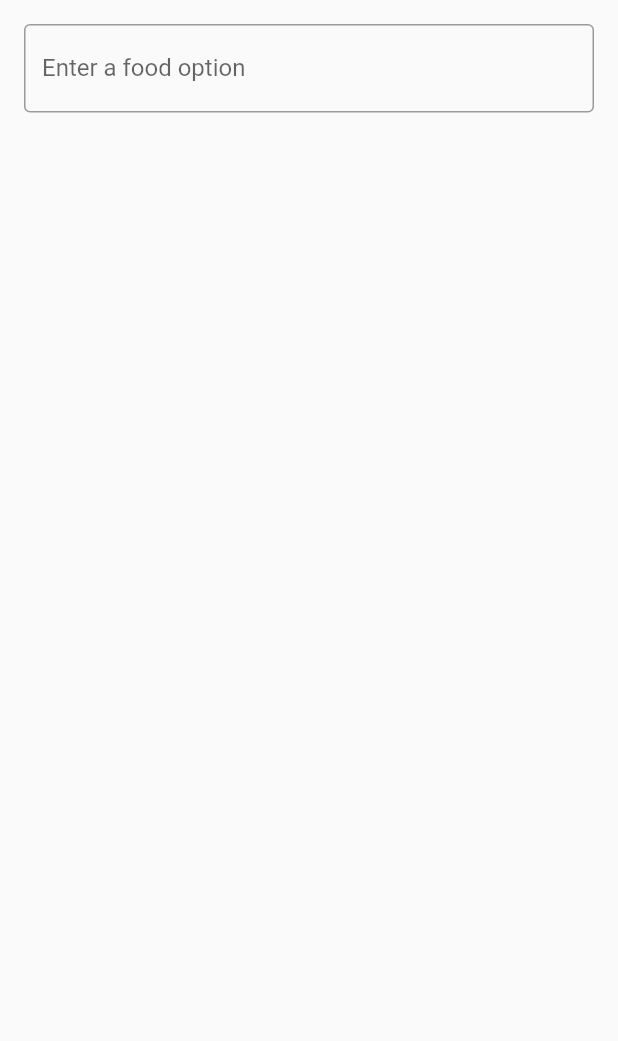
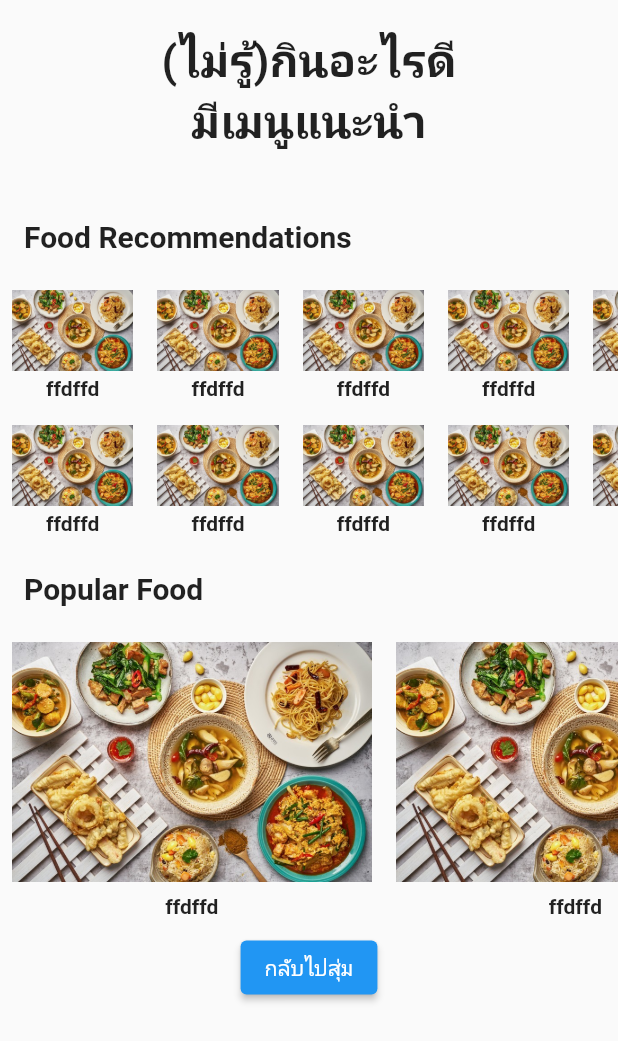
Before and after one commit to Phirada-Nilbai/Eat-is-a-Big-deal-APP_MobileApp-Project, a Flutter app: the screen it shows after launch, on a phone screen of 412 x 824 dp. Shown: the top 1041 px of the screen. Run offline on Flutter 3.47's test engine with Material 2 defaults, Android fonts, the phone set to English and light mode, and no system bars; our stand-ins replace google_fonts.

Commit message:
add recommend page un activity home page main

```diff
--- /dev/null
+++ b/flutter_project/lib/appscreen/food_recommend.dart
@@ -0,0 +1,172 @@
+import 'package:flutter/material.dart';
+
+class FoodRecommendApp extends StatelessWidget {
+  const FoodRecommendApp({Key? key}) : super(key: key);
+
+  @override
+  Widget build(BuildContext context) {
+    List<Food> recommendedFoods1 = [
+      Food(name: 'ffdffd', image: '1.jpg'),
+      Food(name: 'ffdffd', image: '1.jpg'),
+      Food(name: 'ffdffd', image: '1.jpg'),
+      Food(name: 'ffdffd', image: '1.jpg'),
+      Food(name: 'ffdffd', image: '1.jpg'),
+    ];
+
+    List<Food> recommendedFoods2 = [
+      Food(name: 'ffdffd', image: '1.jpg'),
+      Food(name: 'ffdffd', image: '1.jpg'),
+      Food(name: 'ffdffd', image: '1.jpg'),
+      Food(name: 'ffdffd', image: '1.jpg'),
+      Food(name: 'ffdffd', image: '1.jpg'),
+    ];
+
+    List<Food> popularFoods = [
+      Food(name: 'ffdffd', image: '1.jpg'),
+      Food(name: 'ffdffd', image: '1.jpg'),
+      Food(name: 'ffdffd', image: '1.jpg'),
+      Food(name: 'ffdffd', image: '1.jpg'),
+      Food(name: 'ffdffd', image: '1.jpg'),
+    ];
+
+    return Scaffold(
+      body: Column(
+        crossAxisAlignment: CrossAxisAlignment.start,
+        children: [
+          SizedBox(
+            height: 120,
+            child: Center(
+              child: Column(
+                mainAxisAlignment: MainAxisAlignment.center,
+                children: const [
+                  Text(
+                    '(ไม่รู้)กินอะไรดี',
+                    style: TextStyle(fontSize: 30, fontWeight: FontWeight.bold),
+                  ),
+                  Text(
+                    'มีเมนูแนะนำ',
+                    style: TextStyle(fontSize: 30, fontWeight: FontWeight.bold),
+                  ),
+                ],
+              ),
+            ),
+          ),
+          const SizedBox(height: 10),
+          const Padding(
+            padding: EdgeInsets.all(16.0),
+            child: Text(
+              'Food Recommendations',
+              style: TextStyle(fontSize: 20, fontWeight: FontWeight.bold),
+            ),
+          ),
+          SizedBox(
+            height: 90,
+            child: ListView.builder(
+              itemCount: recommendedFoods1.length,
+              scrollDirection: Axis.horizontal,
+              itemBuilder: (context, index) {
+                return Padding(
+                  padding: const EdgeInsets.all(8.0),
+                  child: Column(
+                    children: [
+                      Expanded(
+                        child: Image.asset(
+                          'images/${recommendedFoods1[index].image}',
+                          fit: BoxFit.cover,
+                        ),
+                      ),
+                      const SizedBox(height: 4),
+                      Text(
+                        recommendedFoods1[index].name,
+                        style: const TextStyle(fontWeight: FontWeight.bold),
+                      ),
+                    ],
+                  ),
+                );
+              },
+            ),
+          ),
+          SizedBox(
+            height: 90,
+            child: ListView.builder(
+              itemCount: recommendedFoods2.length,
+              scrollDirection: Axis.horizontal,
+              itemBuilder: (context, index) {
+                return Padding(
+                  padding: const EdgeInsets.all(8.0),
+                  child: Column(
+                    children: [
+                      Expanded(
+                        child: Image.asset(
+                          'images/${recommendedFoods2[index].image}',
+                          fit: BoxFit.cover,
+                        ),
+                      ),
+                      const SizedBox(height: 4),
+                      Text(
+                        recommendedFoods2[index].name,
+                        style: const TextStyle(fontWeight: FontWeight.bold),
+                      ),
+                    ],
+                  ),
+                );
+              },
+            ),
+          ),
+          const Padding(
+            padding: EdgeInsets.all(16.0),
+            child: Text(
+              'Popular Food',
+              style: TextStyle(fontSize: 20, fontWeight: FontWeight.bold),
+            ),
+          ),
+          SizedBox(
+            height: 200,
+            child: ListView.builder(
+              itemCount: popularFoods.length,
+              scrollDirection: Axis.horizontal,
+              itemBuilder: (context, index) {
+                return Padding(
+                  padding: const EdgeInsets.all(8.0),
+                  child: Column(
+                    children: [
+                      Expanded(
+                        child: Image.asset(
+                          'images/${popularFoods[index].image}',
+                          fit: BoxFit.cover,
+                        ),
+                      ),
+                      const SizedBox(height: 8),
+                      Text(
+                        popularFoods[index].name,
+                        style: const TextStyle(fontWeight: FontWeight.bold),
+                      ),
+                    ],
+                  ),
+                );
+              },
+            ),
+          ),
+          SizedBox(
+            height: 50,
+            child: Center(
+              child: ElevatedButton(
+                onPressed: () {
+                  // TODO: Add logic to randomize food recommendation
+                },
+                child: const Text('กลับไปสุ่ม'),
+              ),
+            ),
+          ),
+        ],
+      ),
+    );
+  }
+}
+
+class Food {
+  final String name;
+  final String image;
+
+  Food({required this.name, required this.image});
+}
--- a/flutter_project/lib/main.dart
+++ b/flutter_project/lib/main.dart
@@ -1,3 +1,5 @@
+// ignore_for_file: library_private_types_in_public_api
+
 /* import 'package:flutter/material.dart';
 import 'appscreen/home_page.dart';
 import 'appscreen/eatraidee_page.dart';
@@ -39,112 +41,12 @@ class CalculatePage extends StatelessWidget {
 }
  */
 
-import 'dart:async';
-import 'dart:math';
+import 'appscreen/food_recommend.dart';
 import 'package:flutter/material.dart';
-import 'package:flutter_spinning_wheel/flutter_spinning_wheel.dart';
 
 void main() {
-  runApp(MyApp());
+  runApp(const MaterialApp(
+    debugShowCheckedModeBanner: false,
+    home: FoodRecommendApp(),
+  ));
 }
-
-class MyApp extends StatelessWidget {
-  @override
-  Widget build(BuildContext context) {
-    return MaterialApp(
-      title: 'Random Food Spinner',
-      theme: ThemeData(
-        primarySwatch: Colors.blue,
-      ),
-      home: RandomFoodSpinner(),
-    );
-  }
-}
-
-class RandomFoodSpinner extends StatefulWidget {
-  @override
-  _RandomFoodSpinnerState createState() => _RandomFoodSpinnerState();
-}
-
-class _RandomFoodSpinnerState extends State<RandomFoodSpinner> {
-  TextEditingController _textController = TextEditingController();
-  List<String> _foodOptions = [];
-
-  @override
-  Widget build(BuildContext context) {
-    return Scaffold(
-      body: Column(
-        mainAxisAlignment: MainAxisAlignment.center,
-        crossAxisAlignment: CrossAxisAlignment.stretch,
-        children: <Widget>[
-          Padding(
-            padding: const EdgeInsets.all(16.0),
-            child: TextField(
-              controller: _textController,
-              decoration: InputDecoration(
-                border: OutlineInputBorder(),
-                labelText: 'Enter a food option',
-              ),
-              onSubmitted: (value) {
-                if (value.isNotEmpty) {
-                  setState(() {
-                    _foodOptions.add(value);
-                    _textController.clear();
-                  });
-                }
-              },
-            ),
-          ),
-          Expanded(
-            child: Padding(
-              padding: const EdgeInsets.all(32.0),
-              child: _foodOptions.length >= 2
-                  ? SpinningWheel(
-                      Image.asset('assets/images/wheel-6-300.png'),
-                      width: 300,
-                      height: 300,
-                      initialSpinAngle: _generateRandomAngle(),
-                      spinResistance: 0.2,
-                      canInteractWhileSpinning: false,
-                      dividers: _foodOptions.length,
-                      onUpdate: _dividerController.add,
-                      onEnd: _onEnd,
-                      secondaryImage:
-                          Image.asset('assets/images/roulette-center-300.png'),
-                      secondaryImageHeight: 110,
-                      secondaryImageWidth: 110,
-                    )
-                  : SizedBox.shrink(),
-            ),
-          ),
-        ],
-      ),
-    );
-  }
-
-  void _onEnd(int selected) {
-    showDialog(
-      context: context,
-      builder: (_) => AlertDialog(
-        title: Text('Random Food Picker'),
-        content: Text(_foodOptions[selected]),
-        actions: [
-          TextButton(
-            onPressed: () {
-              Navigator.of(context).pop();
-            },
-            child: Text('OK'),
-          ),
-        ],
-      ),
-    );
-  }
-
-  double _generateRandomAngle() {
-    int randomIndex = Random().nextInt(_foodOptions.length);
-    return (randomIndex * (360 / _foodOptions.length)) * (pi / 180);
-  }
-
-  final StreamController<double> _dividerController =
-      StreamController<double>.broadcast();
-}
--- a/flutter_project/pubspec.yaml
+++ b/flutter_project/pubspec.yaml
@@ -19,7 +19,7 @@ publish_to: 'none' # Remove this line if you wish to publish to pub.dev
 version: 1.0.0+1
 
 environment:
-  sdk: '>=2.19.0 <3.0.0'
+  sdk: ">=2.17.0 <3.0.0"
 
 # Dependencies specify other packages that your package needs in order to work.
 # To automatically upgrade your package dependencies to the latest versions
@@ -30,12 +30,13 @@ environment:
 dependencies:
   flutter:
     sdk: flutter
-
+  roulette: ^0.1.3+1
 
   # The following adds the Cupertino Icons font to your application.
   # Use with the CupertinoIcons class for iOS style icons.
   cupertino_icons: ^1.0.2
   google_fonts: ^4.0.3
+  flutter_fortune_wheel: ^1.2.0
   flutter_spinning_wheel: ^1.1.0
 
 dev_dependencies:
@@ -64,6 +65,7 @@ flutter:
   assets:
     - images/icons8-noodles-48.png
     - images/icons8-noodles-96.png
+    - images/1.jpg
 
 
   # An image asset can refer to one or more resolution-specific "variants", see
```
Also changed, not shown: flutter_project/images/1.jpg (added), flutter_project/pubspec.lock, 1 other file.
